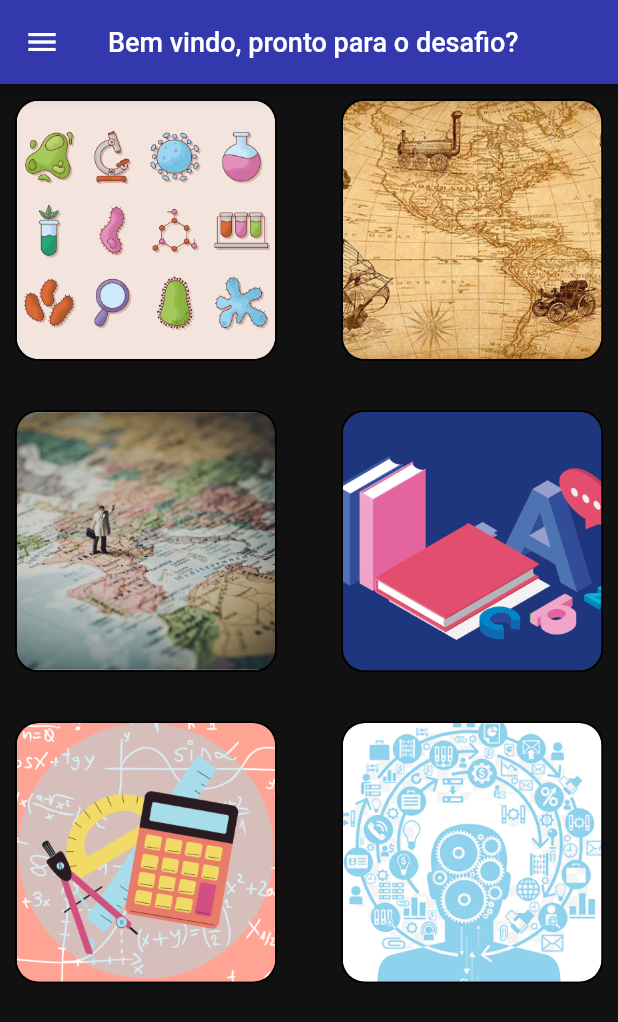
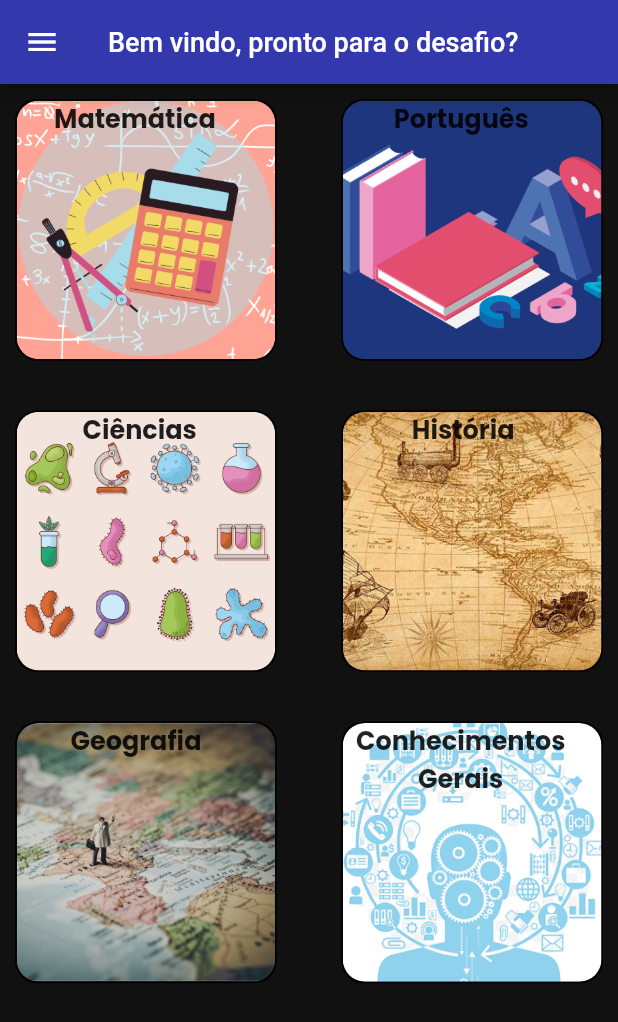
Before and after one commit to marcospastora1/quiz_app, a Flutter app: the screen it shows after launch, on a phone screen of 412 x 824 dp. Shown: the top 1022 px of the screen. Run offline on Flutter 3.47's test engine with Material 2 defaults, Android fonts, the phone set to English and light mode, and no system bars; our stand-ins replace auto_size_text, get, get_storage, google_fonts, logger, screenshot and 1 more.

Commit message:
adicionando titulo a cada item do menu

```diff
--- a/lib/presentation/home/widgets/menu.widget.dart
+++ b/lib/presentation/home/widgets/menu.widget.dart
@@ -1,5 +1,6 @@
 import 'package:flutter/material.dart';
 import 'package:get/get.dart';
+import 'package:google_fonts/google_fonts.dart';
 import 'package:quiz_app/domain/core/constants/assets.constants.dart';
 import 'package:quiz_app/presentation/home/controller/home.controller.dart';
 
@@ -13,27 +14,39 @@ class MenuWidget extends GetView<HomeController> {
       crossAxisCount: 2,
       children: [
         _ItemMenuWidget(
+          onTap: () => controller.navToQuestion(argument: 'Matemática'),
+          imagem: AssetsConstants.matematicaV2,
+          titulo: 'Matemática',
+          margem: 26,
+        ),
+        _ItemMenuWidget(
+          onTap: () => controller.navToQuestion(argument: 'Português'),
+          imagem: AssetsConstants.portuguesV2,
+          titulo: 'Português',
+          margem: 35,
+        ),
+        _ItemMenuWidget(
           onTap: () => controller.navToQuestion(argument: 'Ciências'),
           imagem: AssetsConstants.cienciasV2,
+          titulo: 'Ciências',
+          margem: 45,
         ),
         _ItemMenuWidget(
           onTap: () => controller.navToQuestion(argument: 'História'),
           imagem: AssetsConstants.historiaV2,
+          titulo: 'História',
+          margem: 47,
         ),
         _ItemMenuWidget(
           onTap: () => controller.navToQuestion(argument: 'Geografia'),
-            imagem: AssetsConstants.geografiaV2),
-        _ItemMenuWidget(
-          onTap: () => controller.navToQuestion(argument: 'Português'),
-          imagem: AssetsConstants.portuguesV2,
-        ),
-        _ItemMenuWidget(
-          onTap: () => controller.navToQuestion(argument: 'Matemática'),
-          imagem: AssetsConstants.matematicaV2,
+          imagem: AssetsConstants.geografiaV2,
+          titulo: 'Geografia',
+          margem: 37,
         ),
         _ItemMenuWidget(
           onTap: () => controller.navToQuestion(argument: 'Geral'),
           imagem: AssetsConstants.geraisV2,
+          titulo: 'Conhecimentos \nGerais',
         )
       ],
     );
@@ -42,13 +55,32 @@ class MenuWidget extends GetView<HomeController> {
 
 class _ItemMenuWidget extends StatelessWidget {
   final VoidCallback onTap;
-  final String imagem;
+  final String imagem, titulo;
+  final double? margem;
 
-  const _ItemMenuWidget({required this.onTap, required this.imagem});
+  const _ItemMenuWidget({
+    required this.onTap,
+    required this.imagem,
+    required this.titulo,
+    this.margem = 8,
+  });
 
   @override
   Widget build(BuildContext context) {
-    return Container(
+    return Stack(
+      children: [
+        Positioned(
+          left: margem,
+          child: Text(
+            titulo,
+            style: GoogleFonts.poppins(
+              fontWeight: FontWeight.w700,
+              fontSize: 17,
+            ),
+            textAlign: TextAlign.center,
+          ),
+        ),
+        Container(
           decoration: BoxDecoration(
             borderRadius: BorderRadius.circular(15),
             border: Border.all(),
@@ -67,6 +99,8 @@ class _ItemMenuWidget extends StatelessWidget {
               onTap: onTap,
             ),
           ),
+        ),
+      ],
     );
   }
 }
```
Lines whose indentation alone changed are shown as unchanged.
